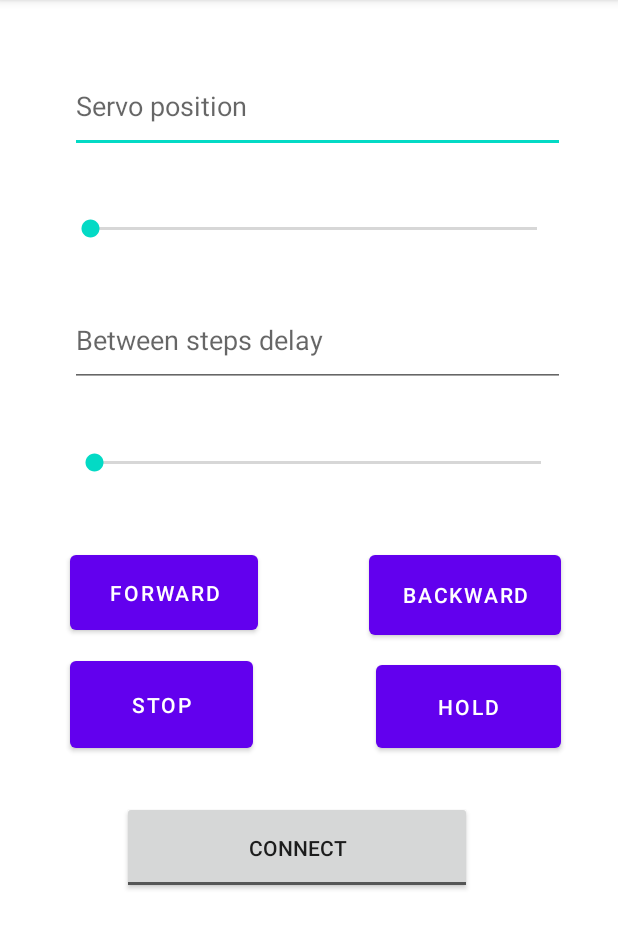
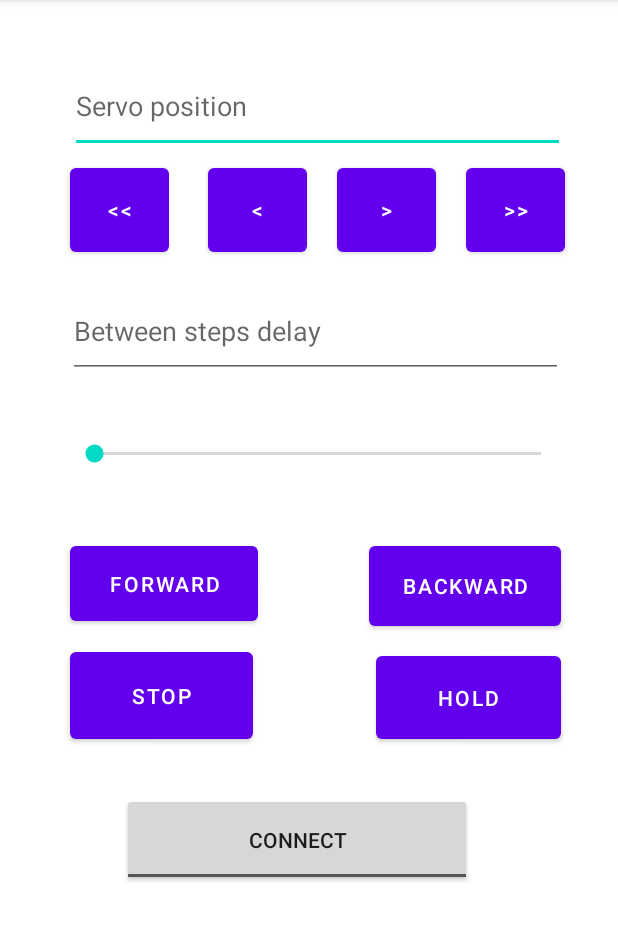
Before and after one commit to zayats1/Eq-Mount-Controller-App, an Android app: the screen it shows after launch (MainActivity), on a phone screen of 412 x 824 dp, the part 84-1033 px from its top. Run offline under Robolectric (Android 15) with nearby library versions, the phone set to English and light mode, and no system bars; libraries missing offline, so code that uses them is left out: com.ederdoski.simpleble; 1 statement that could not run was skipped.

Commit message:
V2.0
moved to Kotlin

```diff
--- a/app/src/main/java/com/example/eqmountcontroller/MainActivity.java
+++ /dev/null
@@ -1,251 +0,0 @@
-package com.example.eqmountcontroller;
-
-import android.bluetooth.BluetoothAdapter;
-import android.bluetooth.BluetoothDevice;
-import android.bluetooth.BluetoothGatt;
-import android.bluetooth.BluetoothGattCharacteristic;
-import android.bluetooth.BluetoothProfile;
-import android.os.Bundle;
-import android.util.Log;
-import android.view.View;
-import android.widget.Button;
-import android.widget.EditText;
-import android.widget.SeekBar;
-import android.widget.Toast;
-import android.widget.ToggleButton;
-
-import androidx.appcompat.app.AppCompatActivity;
-
-import com.ederdoski.simpleble.interfaces.BleCallback;
-import com.ederdoski.simpleble.utils.BluetoothLEHelper;
-
-import java.util.Arrays;
-
-//FIXME NullPointerException with BluetoothGatt (need to debug with real phone)
-public class MainActivity extends AppCompatActivity {
-    private BluetoothLEHelper ble;
-    BluetoothAdapter myBluetoothAdapter = BluetoothAdapter.getDefaultAdapter();
-    private final BluetoothDevice device = myBluetoothAdapter.getRemoteDevice("C8:E5:65:A2:AE:23"); // enter your device's MAC adress (JDY-23)
-    // for new modules copy C8E565A2AE23 (AT+MACmac)
-
-    private EditText ServoPositionDisplay;
-    private EditText BetweenStepDelayDisplay;
-
-    private ToggleButton ConnectionState;
-
-    private SeekBar ServoPosSetter;
-    private SeekBar BetweenStepDelaySetter;
-
-    private final String Servo = "D";
-    private final int ServoMinRotationAngle = 20;
-    private final int ServoMaxRotationAngle = 180;
-
-    private final int MaxBetweenStepDelay = 999; // F or B 999
-    private final int MinBetweenStepDelay = 10;
-
-    private final String myDeviceServiceUUID = "0000ffe0-0000-1000-8000-00805f9b34fb";
-    private final String myDeviceServiceCharacteristicUUID = "0000ffe2-0000-1000-8000-00805f9b34fb";  // Write characteristic UUID
-
-    private String stepper_motor_rotation_dir = "S";  // Motor doesn't rotate  by default   dir can be (- > "F", "B"< - , "S")
-    private int stepper_motor_delay = MinBetweenStepDelay;
-
-    private final int DataSendingTimes = 240;
-
-    private BleCallback myBleCallbacks() {
-
-        return new BleCallback() {
-            @Override
-            public void onBleConnectionStateChange(BluetoothGatt gatt, int status, int newState) {
-                super.onBleConnectionStateChange(gatt, status, newState);
-
-                if (newState == BluetoothProfile.STATE_CONNECTED) {
-                    runOnUiThread(() -> Toast.makeText(MainActivity.this, "Connected to GATT server.", Toast.LENGTH_SHORT).show());
-                }
-
-                if (newState == BluetoothProfile.STATE_DISCONNECTED) {
-                    runOnUiThread(() -> Toast.makeText(MainActivity.this, "Disconnected from GATT server.", Toast.LENGTH_SHORT).show());
-                }
-            }
-
-            @Override
-            public void onBleServiceDiscovered(BluetoothGatt gatt, int status) {
-                super.onBleServiceDiscovered(gatt, status);
-                if (status != BluetoothGatt.GATT_SUCCESS) {
-                    Log.e("Ble ServiceDiscovered", "onServicesDiscovered received: " + status);
-                }
-            }
-
-            @Override
-            public void onBleCharacteristicChange(BluetoothGatt gatt, BluetoothGattCharacteristic characteristic) {
-                super.onBleCharacteristicChange(gatt, characteristic);
-                Log.i("BluetoothLEHelper", "onCharacteristicChanged Value: " + Arrays.toString(characteristic.getValue()));
-            }
-
-            @Override
-            public void onBleRead(BluetoothGatt gatt, BluetoothGattCharacteristic characteristic, int status) {
-                super.onBleRead(gatt, characteristic, status);
-
-                if (status == BluetoothGatt.GATT_SUCCESS) {
-                    Log.i("TAG", Arrays.toString(characteristic.getValue()));
-                    runOnUiThread(() -> Toast.makeText(MainActivity.this, "onCharacteristicRead : " + Arrays.toString(characteristic.getValue()), Toast.LENGTH_SHORT).show());
-                }
-            }
-
-            @Override
-            public void onBleWrite(BluetoothGatt gatt, BluetoothGattCharacteristic characteristic, int status) {
-                super.onBleWrite(gatt, characteristic, status);
-                runOnUiThread(() -> Toast.makeText(MainActivity.this, "onCharacteristicWrite Status : " + status, Toast.LENGTH_SHORT).show());
-            }
-        };
-    }
-
-
-    @Override
-    protected void onCreate(Bundle savedInstanceState) {
-        super.onCreate(savedInstanceState);
-        setContentView(R.layout.activity_main);
-
-        Button stepperForwardMoving = (Button) findViewById(R.id.forward);
-        Button stepperBackwardMoving = (Button) findViewById(R.id.backward);
-        Button stepperStopMoving = (Button) findViewById(R.id.stop);
-        Button stepperHoldMoving = (Button) findViewById(R.id.hold);
-
-        ConnectionState = (ToggleButton) findViewById(R.id.toggleConnectionButton);
-
-        ServoPositionDisplay = (EditText) findViewById(R.id.servo_position_display);
-        BetweenStepDelayDisplay = (EditText) findViewById(R.id.between_steps_delay_display);
-
-        ServoPosSetter = (SeekBar) findViewById(R.id.servo_pos_setter);
-        ServoPosSetter.setMin(ServoMinRotationAngle);
-        ServoPosSetter.setMax(ServoMaxRotationAngle);
-        ServoPosSetter.setOnSeekBarChangeListener(ServoPosChangeListener);
-
-        BetweenStepDelaySetter = (SeekBar) findViewById(R.id.between_steps_delay_setter);
-        BetweenStepDelaySetter.setMin(MinBetweenStepDelay);
-        BetweenStepDelaySetter.setMax(MaxBetweenStepDelay);
-        BetweenStepDelaySetter.setOnSeekBarChangeListener(BetweenStepDelayChangeListener);
-
-        ble = new BluetoothLEHelper(this);
-
-        ConnectionState.setOnClickListener(new View.OnClickListener() {
-
-            @Override
-            public void onClick(View v) {
-                try {
-                    if (ble.isConnected()) {
-                        ble.disconnect();
-                        ConnectionState.setChecked(false);
-                    } else {
-                        ble.connect(device, myBleCallbacks());
-                        ConnectionState.setChecked(true);
-                    }
-                } catch (NullPointerException e) {
-                    e.printStackTrace();
-                    runOnUiThread(() -> Toast.makeText(MainActivity.this, "make sure the device is working correct ", Toast.LENGTH_SHORT).show());
-                }
-            }
-        });
-
-        stepperForwardMoving.setOnClickListener(new View.OnClickListener() {
-            @Override
-            public void onClick(View v) {
-                stepper_motor_rotation_dir = "F";
-                stepper_motor_control();
-            }
-        });
-
-        stepperBackwardMoving.setOnClickListener(new View.OnClickListener() {
-            @Override
-            public void onClick(View v) {
-                stepper_motor_rotation_dir = "B";
-                stepper_motor_control();
-
-            }
-        });
-
-        stepperStopMoving.setOnClickListener(new View.OnClickListener() {
-            @Override
-            public void onClick(View v) {
-                stepper_motor_rotation_dir = "S";
-                stepper_motor_control();
-            }
-        });
-        stepperHoldMoving.setOnClickListener(new View.OnClickListener() {
-            @Override
-            public void onClick(View v) {
-                stepper_motor_rotation_dir = "H";
-                stepper_motor_control();
-            }
-        });
-    }
-
-    private final SeekBar.OnSeekBarChangeListener ServoPosChangeListener = new SeekBar.OnSeekBarChangeListener() {
-        @Override
-        public void onProgressChanged(SeekBar seekBar, int progress, boolean fromUser) {
-            int servo_position_degree = seekBar.getProgress();
-            ServoPositionDisplay.setText(String.valueOf(servo_position_degree));
-            sendData(Servo, servo_position_degree);
-        }
-
-        @Override
-        public void onStartTrackingTouch(SeekBar seekBar) {
-
-        }
-
-        @Override
-        public void onStopTrackingTouch(SeekBar seekBar) {
-
-        }
-
-    };
-
-    private final SeekBar.OnSeekBarChangeListener BetweenStepDelayChangeListener = new SeekBar.OnSeekBarChangeListener() {
-
-
-        @Override
-        public void onProgressChanged(SeekBar seekBar, int progress, boolean fromUser) {
-            stepper_motor_delay = seekBar.getProgress();
-            stepper_motor_control();
-        }
-
-        @Override
-        public void onStartTrackingTouch(SeekBar seekBar) {
-
-        }
-
-        @Override
-        public void onStopTrackingTouch(SeekBar seekBar) {
-
-        }
-    };
-
-    private void stepper_motor_control() {
-        BetweenStepDelayDisplay.setText((String) (String.valueOf(stepper_motor_delay) + stepper_motor_rotation_dir));
-        sendData(stepper_motor_rotation_dir, stepper_motor_delay);
-    }
-
-    private void sendData(String ctrl, int value) {
-        String done = String.valueOf(value);
-        try {
-            if (ble.isConnected()) {
-                if (value < 100 && value >= 10) {
-                    done = "0" + done;
-                } else if (value < 10) {
-                    done = "00" + done;
-                }
-                for (int num = 1; num <= DataSendingTimes; num++) {
-                    ble.write(myDeviceServiceUUID, myDeviceServiceCharacteristicUUID, ctrl + done);
-                }
-            }
-        } catch (NullPointerException e) {
-            e.printStackTrace();
-            runOnUiThread(() -> Toast.makeText(MainActivity.this, "make sure the device is working correct ", Toast.LENGTH_SHORT).show());
-        }
-    }
-
-    @Override
-    protected void onDestroy() {
-        super.onDestroy();
-        ble.disconnect();
-    }
-}
--- /dev/null
+++ b/app/src/main/java/org/zayats1/eqmountcontroller/MainActivity.kt
@@ -0,0 +1,219 @@
+package org.zayats1.eqmountcontroller
+
+import androidx.appcompat.app.AppCompatActivity
+import com.ederdoski.simpleble.utils.BluetoothLEHelper
+import android.bluetooth.BluetoothAdapter
+import android.bluetooth.BluetoothDevice
+import com.ederdoski.simpleble.interfaces.BleCallback
+import android.bluetooth.BluetoothGatt
+import android.bluetooth.BluetoothProfile
+import android.bluetooth.BluetoothGattCharacteristic
+import android.os.Bundle
+import android.util.Log
+import android.view.View
+import android.widget.*
+import android.widget.SeekBar.OnSeekBarChangeListener
+import java.util.*
+
+class MainActivity : AppCompatActivity() {
+    private var ble: BluetoothLEHelper? = null
+    var myBluetoothAdapter: BluetoothAdapter? = BluetoothAdapter.getDefaultAdapter()
+
+    // for new modules? change it's MAC adress to C8E565A2AE23 (AT+MACmac)
+    private val device: BluetoothDevice? = this.myBluetoothAdapter?.getRemoteDevice("C8:E5:65:A2:AE:23") // enter your device's MAC adress (JDY-23)
+
+    private val myDeviceServiceUUID = "0000ffe0-0000-1000-8000-00805f9b34fb"
+    private val myDeviceServiceCharacteristicUUID = "0000ffe2-0000-1000-8000-00805f9b34fb" // Write characteristic UUID
+
+    private var ServoPositionDisplay: EditText? = null
+    private var BetweenStepDelayDisplay: EditText? = null
+    private var ConnectionState: ToggleButton? = null
+    private var BetweenStepDelaySetter: SeekBar? = null
+
+    private val Servo = "D"   // Digital servo
+    private val ServoMinRotationAngle: Int = 20
+    private val ServoMaxRotationAngle: Int = 180
+    private var servo_current_position: Int = 90
+
+    private val MinBetweenStepDelay: Int = 20
+    private val MaxBetweenStepDelay: Int = 999 // F or B + S999
+
+    private var messageSengingStatus: Int = 0
+    private val maxTimeOut: Int = 100
+
+
+    private var stepper_motor_rotation_dir = "S" // Motor doesn't rotate  by default   dir can be (- > "F", "B"< - , "S")
+    private var stepper_motor_delay = MinBetweenStepDelay
+    private fun myBleCallbacks(): BleCallback {
+        return object : BleCallback() {
+            override fun onBleConnectionStateChange(gatt: BluetoothGatt, status: Int, newState: Int) {
+                super.onBleConnectionStateChange(gatt, status, newState)
+                if (newState == BluetoothProfile.STATE_CONNECTED) {
+                    runOnUiThread { Toast.makeText(this@MainActivity, "Connected to GATT server.", Toast.LENGTH_SHORT).show() }
+                }
+                if (newState == BluetoothProfile.STATE_DISCONNECTED) {
+                    runOnUiThread { Toast.makeText(this@MainActivity, "Disconnected from GATT server.", Toast.LENGTH_SHORT).show() }
+                }
+            }
+
+            override fun onBleServiceDiscovered(gatt: BluetoothGatt, status: Int) {
+                super.onBleServiceDiscovered(gatt, status)
+                if (status != BluetoothGatt.GATT_SUCCESS) {
+                    Log.e("Ble ServiceDiscovered", "onServicesDiscovered received: $status")
+                }
+            }
+
+            override fun onBleCharacteristicChange(gatt: BluetoothGatt, characteristic: BluetoothGattCharacteristic) {
+                super.onBleCharacteristicChange(gatt, characteristic)
+                Log.i("BluetoothLEHelper", "onCharacteristicChanged Value: " + Arrays.toString(characteristic.value))
+            }
+
+            override fun onBleRead(gatt: BluetoothGatt, characteristic: BluetoothGattCharacteristic, status: Int) {
+                super.onBleRead(gatt, characteristic, status)
+                if (status == BluetoothGatt.GATT_SUCCESS) {
+                    Log.i("TAG", Arrays.toString(characteristic.value))
+                    runOnUiThread { Toast.makeText(this@MainActivity, "onCharacteristicRead : " + Arrays.toString(characteristic.value), Toast.LENGTH_SHORT).show() }
+                }
+            }
+
+            override fun onBleWrite(gatt: BluetoothGatt, characteristic: BluetoothGattCharacteristic, status: Int) {
+                super.onBleWrite(gatt, characteristic, status)
+                messageSengingStatus = status
+                //debug only
+                // runOnUiThread { Toast.makeText(this@MainActivity, "onCharacteristicWrite Status : $status", Toast.LENGTH_SHORT).show() }
+            }
+        }
+    }
+
+    override fun onCreate(savedInstanceState: Bundle?) {
+        super.onCreate(savedInstanceState)
+        setContentView(R.layout.activity_main)
+
+        val servoDownFaster = findViewById<View>(R.id.servo_down_faster) as Button
+        val servoDownSlower = findViewById<View>(R.id.servo_down_slower) as Button
+        val servoUpSlower = findViewById<View>(R.id.servo_up_slower) as Button
+        val servoUpFaster = findViewById<View>(R.id.servo_up_faster) as Button
+
+        val stepperForwardMoving = findViewById<View>(R.id.forward) as Button
+        val stepperBackwardMoving = findViewById<View>(R.id.backward) as Button
+        val stepperStopMoving = findViewById<View>(R.id.stop) as Button
+        val stepperHoldMoving = findViewById<View>(R.id.hold) as Button
+
+        ConnectionState = findViewById<View>(R.id.toggleConnectionButton) as ToggleButton
+        ServoPositionDisplay = findViewById<View>(R.id.servo_position_display) as EditText
+        BetweenStepDelayDisplay = findViewById<View>(R.id.between_steps_delay_display) as EditText
+        BetweenStepDelaySetter = findViewById<View>(R.id.between_steps_delay_setter) as SeekBar
+        BetweenStepDelaySetter!!.min = MinBetweenStepDelay
+        BetweenStepDelaySetter!!.max = MaxBetweenStepDelay
+        BetweenStepDelaySetter!!.setOnSeekBarChangeListener(BetweenStepDelayChangeListener)
+
+        ble = BluetoothLEHelper(this)
+        ConnectionState!!.setOnClickListener {
+            try {
+                if (ble!!.isConnected) {
+                    ble!!.disconnect()
+                    ConnectionState!!.isChecked = false
+                } else {
+                    ble!!.connect(device, myBleCallbacks())
+                    if (ble!!.isConnected)
+                        ConnectionState!!.isChecked = true
+
+                }
+            } catch (e: NullPointerException) {
+                e.printStackTrace()
+                runOnUiThread { Toast.makeText(this@MainActivity, "make sure the device is working correct ", Toast.LENGTH_SHORT).show() }
+            }
+
+        }
+        stepperForwardMoving.setOnClickListener {
+            stepper_motor_rotation_dir = "F"
+            stepper_motor_control()
+        }
+        stepperBackwardMoving.setOnClickListener {
+            stepper_motor_rotation_dir = "B"
+            stepper_motor_control()
+        }
+        stepperStopMoving.setOnClickListener {
+            stepper_motor_rotation_dir = "S"
+            stepper_motor_control()
+        }
+        stepperHoldMoving.setOnClickListener {
+            stepper_motor_rotation_dir = "H"
+            stepper_motor_control()
+        }
+
+        servoDownFaster.setOnClickListener {
+            servo_position_change_on(-5)
+        }
+
+        servoDownSlower.setOnClickListener {
+            servo_position_change_on(-1)
+        }
+
+        servoUpFaster.setOnClickListener {
+            servo_position_change_on(5)
+        }
+
+        servoUpSlower.setOnClickListener {
+            servo_position_change_on(1)
+        }
+    }
+
+
+    private val BetweenStepDelayChangeListener: OnSeekBarChangeListener = object : OnSeekBarChangeListener {
+        override fun onProgressChanged(seekBar: SeekBar, progress: Int, fromUser: Boolean) {
+            stepper_motor_delay = seekBar.progress
+            stepper_motor_control()
+        }
+
+        override fun onStartTrackingTouch(seekBar: SeekBar) {}
+        override fun onStopTrackingTouch(seekBar: SeekBar) {}
+    }
+
+
+    private fun stepper_motor_control() {
+        BetweenStepDelayDisplay!!.setText((stepper_motor_delay.toString() + stepper_motor_rotation_dir))
+        sendData(stepper_motor_rotation_dir, stepper_motor_delay)
+    }
+
+    private fun servo_position_change_on(diff_degree: Int) {
+        servo_current_position += diff_degree
+        if (servo_current_position < ServoMinRotationAngle) {
+            servo_current_position = ServoMinRotationAngle
+        } else if (servo_current_position > ServoMaxRotationAngle) {
+            servo_current_position = ServoMaxRotationAngle
+        }
+        ServoPositionDisplay!!.setText(servo_current_position.toString())
+        sendData(Servo, servo_current_position)
+    }
+
+
+    private fun sendData(ctrl: String, value: Int) {
+        var done: String = value.toString()
+        var timeOut = 0
+        if (ble!!.isConnected) {
+            try {
+                when {
+                    value in 10..99 -> done = "0$done"
+                    value < 10 -> done = "00$done"
+                }
+
+                do {
+                    ble!!.write(myDeviceServiceUUID, myDeviceServiceCharacteristicUUID, ctrl+ done)
+                    timeOut++;
+                    if (timeOut >= maxTimeOut) break
+                } while (messageSengingStatus != 1)
+                timeOut = 0
+
+            } catch (e: NullPointerException) {
+                e.printStackTrace()
+                runOnUiThread { Toast.makeText(this@MainActivity, "make sure the device is working correct ", Toast.LENGTH_SHORT).show() }
+            }
+        }
+    }
+
+    override fun onDestroy() {
+        super.onDestroy()
+        ble!!.disconnect()
+    }
+}
--- a/app/src/main/res/layout/activity_main.xml
+++ b/app/src/main/res/layout/activity_main.xml
@@ -6,6 +6,50 @@
     android:layout_width="match_parent"
     android:layout_height="match_parent"
     tools:context=".MainActivity">
+
+    <Button
+        android:id="@+id/servo_up_slower"
+        android:layout_width="66dp"
+        android:layout_height="68dp"
+        android:layout_marginTop="4dp"
+        android:layout_marginEnd="20dp"
+        android:text="@string/right_slower"
+        app:layout_constraintEnd_toStartOf="@+id/servo_up_faster"
+        app:layout_constraintTop_toBottomOf="@+id/servo_position_display" />
+
+    <Button
+        android:id="@+id/servo_down_slower"
+        android:layout_width="66dp"
+        android:layout_height="68dp"
+        android:layout_marginEnd="20dp"
+        android:text="@string/left_slower"
+        app:layout_constraintBottom_toBottomOf="@+id/servo_up_slower"
+        app:layout_constraintEnd_toStartOf="@+id/servo_up_slower"
+        app:layout_constraintTop_toTopOf="@+id/servo_up_slower"
+        app:layout_constraintVertical_bias="0.0" />
+
+    <Button
+        android:id="@+id/servo_down_faster"
+        android:layout_width="66dp"
+        android:layout_height="68dp"
+        android:layout_marginEnd="12dp"
+        android:text="@string/left_faster"
+        app:layout_constraintBottom_toBottomOf="@+id/servo_up_slower"
+        app:layout_constraintEnd_toStartOf="@+id/servo_down_slower"
+        app:layout_constraintHorizontal_bias="0.0"
+        app:layout_constraintStart_toStartOf="@+id/servo_position_display"
+        app:layout_constraintTop_toTopOf="@+id/servo_down_slower"
+        app:layout_constraintVertical_bias="0.0" />
+
+    <Button
+        android:id="@+id/servo_up_faster"
+        android:layout_width="66dp"
+        android:layout_height="68dp"
+        android:text="@string/right_faster"
+        app:layout_constraintBottom_toBottomOf="@+id/servo_up_slower"
+        app:layout_constraintEnd_toEndOf="@+id/servo_position_display"
+        app:layout_constraintTop_toTopOf="@+id/servo_up_slower"
+        app:layout_constraintVertical_bias="0.0" />
 
     <Button
         android:id="@+id/stop"
@@ -88,18 +132,6 @@
         app:layout_constraintTop_toBottomOf="@+id/between_steps_delay_setter"
         tools:visibility="visible" />
 
-    <SeekBar
-        android:id="@+id/servo_pos_setter"
-        android:layout_width="330dp"
-        android:layout_height="62dp"
-        android:layout_marginTop="20dp"
-        android:visibility="visible"
-        app:layout_constraintEnd_toEndOf="parent"
-        app:layout_constraintHorizontal_bias="0.533"
-        app:layout_constraintStart_toStartOf="parent"
-        app:layout_constraintTop_toBottomOf="@+id/servo_position_display"
-        tools:visibility="visible" />
-
     <EditText
         android:id="@+id/servo_position_display"
         android:layout_width="330dp"
@@ -113,22 +145,24 @@
         app:layout_constraintHorizontal_bias="0.566"
         app:layout_constraintStart_toStartOf="parent"
         app:layout_constraintTop_toTopOf="parent"
-        tools:visibility="visible" />
+        tools:visibility="visible"
+        android:importantForAutofill="no" />
 
     <EditText
         android:id="@+id/between_steps_delay_display"
         android:layout_width="330dp"
         android:layout_height="62dp"
-        android:layout_marginTop="12dp"
+        android:layout_marginTop="16dp"
         android:ems="10"
         android:hint="@string/between_steps_delay"
         android:inputType="number"
         android:visibility="visible"
         app:layout_constraintEnd_toEndOf="parent"
-        app:layout_constraintHorizontal_bias="0.566"
+        app:layout_constraintHorizontal_bias="0.555"
         app:layout_constraintStart_toStartOf="parent"
-        app:layout_constraintTop_toBottomOf="@+id/servo_pos_setter"
-        tools:visibility="visible" />
+        app:layout_constraintTop_toBottomOf="@+id/servo_up_slower"
+        tools:visibility="visible"
+        android:importantForAutofill="no" />
 
 
 </androidx.constraintlayout.widget.ConstraintLayout>
--- a/app/src/main/res/values-night/strings.xml
+++ /dev/null
@@ -1,4 +0,0 @@
-<?xml version="1.0" encoding="utf-8"?>
-<resources>
-    <string name="servo_position">Servo position</string>
-</resources>
--- a/app/src/main/res/values/strings.xml
+++ b/app/src/main/res/values/strings.xml
@@ -9,4 +9,8 @@
     <string name="togglebutton">ToggleButton</string>
     <string name="stop">Stop</string>
     <string name="hold">Hold</string>
+    <string name="left_faster"><![CDATA[<<]]></string>
+    <string name="right_faster"><![CDATA[>>]]></string>
+    <string name="right_slower"><![CDATA[>]]></string>
+    <string name="left_slower"><![CDATA[<]]></string>
 </resources>
--- a/build.gradle
+++ b/build.gradle
@@ -1,11 +1,15 @@
 // Top-level build file where you can add configuration options common to all sub-projects/modules.
 buildscript {
+    ext.kotlin_version = "1.4.32"
     repositories {
         google()
         jcenter()
     }
     dependencies {
-        classpath "com.android.tools.build:gradle:4.1.2"
+        classpath "com.android.tools.build:gradle:4.1.3"
+        classpath "org.jetbrains.kotlin:kotlin-gradle-plugin:$kotlin_version"
+
+
         // NOTE: Do not place your application dependencies here; they belong
         // in the individual module build.gradle files
     }
--- a/gradle.properties
+++ b/gradle.properties
@@ -17,3 +17,5 @@ org.gradle.jvmargs=-Xmx2048m -Dfile.encoding=UTF-8
 android.useAndroidX=true
 # Automatically convert third-party libraries to use AndroidX
 android.enableJetifier=true
+# Kotlin code style for this project: "official" or "obsolete":
+kotlin.code.style=official
```
Also changed, not shown: app/build.gradle (+15 -8 lines), app/src/main/AndroidManifest.xml (+1 -6 lines), app/src/main/res/layout/simple_row_list.xml (deleted, +0 -34 lines), gradle/wrapper/gradle-wrapper.properties, 4 other files.
